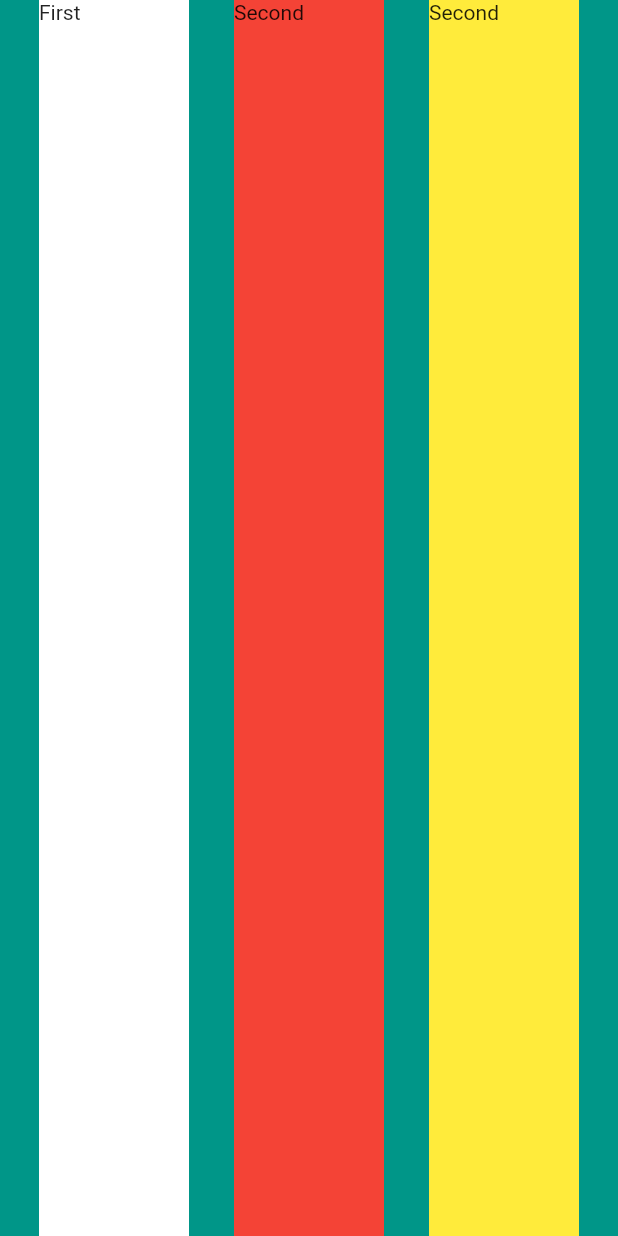
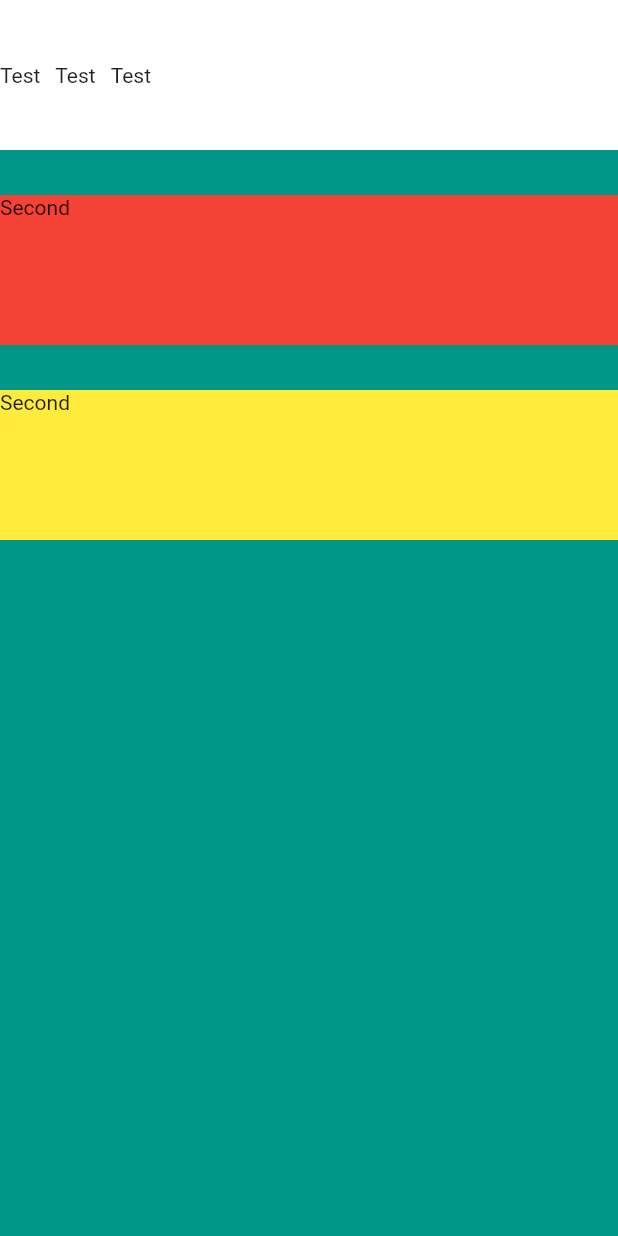
Before and after one commit to Rananjaya/fluuter_udemy, a Flutter app: the screen it shows after launch, on a phone screen of 412 x 824 dp. Run offline on Flutter 3.47's test engine with Material 2 defaults, Android fonts, the phone set to English and light mode, and no system bars.

```diff
--- a/lib/main.dart
+++ b/lib/main.dart
@@ -12,37 +12,47 @@ class MyApp extends StatelessWidget {
         backgroundColor: Colors.teal,
         body: SafeArea(
           // this is the safe area view same as react-native
-          child: Row(
+          child: Column(
             crossAxisAlignment: CrossAxisAlignment.stretch,
             // mainAxisSize: MainAxisSize.min,
             // verticalDirection: VerticalDirection.up,
             // verticalDirection: VerticalDirection.down, // default
-            mainAxisAlignment: MainAxisAlignment.center,
+            // mainAxisAlignment: MainAxisAlignment.center,
             // mainAxisAlignment: MainAxisAlignment.end,
 
             children: [
               Container(
-                // height: 100.0,
+                height: 100.0,
                 width: 100.0,
-                child: Text('First'),
+                child: Row(
+                  children: [
+                    Text("Test"),
+                    SizedBox(
+                      width: 10.0,
+                    ),
+                    Text("Test"),
+                    SizedBox(
+                      width: 10.0,
+                    ),
+                    Text("Test"),
+                  ],
+                ),
                 color: Colors.white,
               ),
               SizedBox(
-                // add space between
-                width: 30.0,
+                height: 30.0,
               ),
               Container(
-                // height: 100.0,
+                height: 100.0,
                 width: 100.0,
                 child: Text('Second'),
                 color: Colors.red,
               ),
               SizedBox(
-                width: 30.0,
-                // height: 30.0,
+                height: 30.0,
               ),
               Container(
-                // height: 100.0,
+                height: 100.0,
                 width: 100.0,
                 child: Text('Second'),
                 color: Colors.yellow,
```
